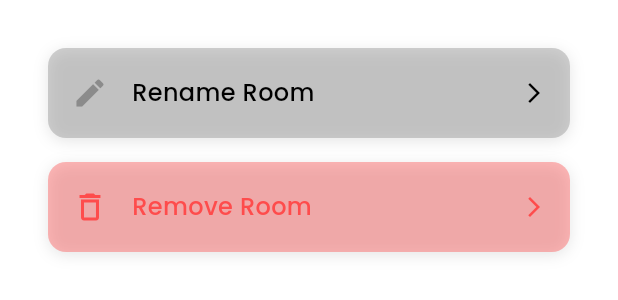
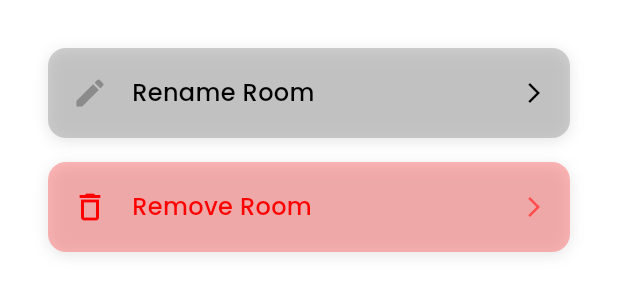
Before and after one commit to KempDewulf/envirosense-app, a Flutter app: the RoomActionsTab widget shown alone on an empty page, opened directly with empty values, on a phone screen of 412 x 824 dp. Shown: the top 300 px of the screen. Run offline on Flutter 3.47's test engine with Material 3 defaults, Android fonts, the phone set to English and light mode, and no system bars; our stand-ins replace dotted_border, firebase_auth, firebase_core, firebase_messaging, flutter_dotenv, google_fonts and 4 more; missing offline and left inert: mobile_scanner; accounts and stored records are empty; network calls fail.

Commit message:
fix: update color definition for destructive actions to use ARGB format

```diff
--- a/lib/presentation/widgets/actions/custom_action_button.dart
+++ b/lib/presentation/widgets/actions/custom_action_button.dart
@@ -59,7 +59,7 @@ class CustomActionButton extends StatelessWidget {
                     fontSize: 16,
                     fontWeight: FontWeight.w500,
                     color: isDestructive
-                        ? AppColors.redColor
+                        ? const Color.fromARGB(255, 255, 0, 0)
                         : isWarning
                             ? AppColors.secondaryColor
                             : AppColors.blackColor,
--- a/lib/presentation/widgets/tabs/room_actions_tab.dart
+++ b/lib/presentation/widgets/tabs/room_actions_tab.dart
@@ -165,7 +165,7 @@ class _RoomActionsTabState extends State<RoomActionsTab> {
                 icon: Icons.delete_outline,
                 label: 'Remove Room',
                 onPressed: () => _showRemoveRoomDialog(context),
-                color: AppColors.redColor,
+                color: const Color.fromARGB(255, 255, 0, 0),
                 isDestructive: true,
               ),
             ],
```
